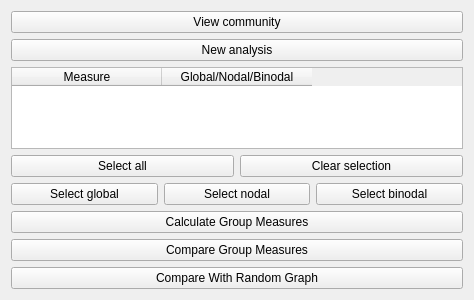
Above: braphy/gui/ui_files/start_analysis_widget.ui from softmatterlab/Braph-2.0-Python before the change. Below: the same form after it.
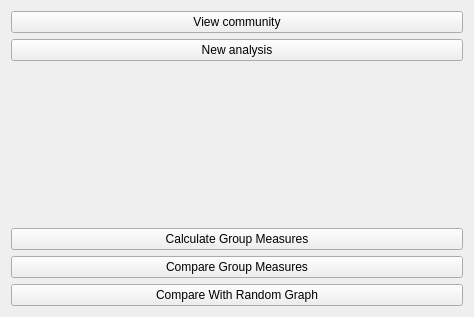
That is the form after the change. Custom widgets are drawn as their Qt base class.

Commit message: Extract graph measures to separate widget

```diff
--- a/braphy/gui/ui_files/start_analysis_widget.ui
+++ b/braphy/gui/ui_files/start_analysis_widget.ui
@@ -7,7 +7,7 @@
     <x>0</x>
     <y>0</y>
     <width>474</width>
-    <height>300</height>
+    <height>317</height>
    </rect>
   </property>
   <property name="windowTitle">
@@ -34,67 +34,7 @@
       </widget>
      </item>
      <item>
-      <widget class="QTableWidget" name="tableWidget">
-       <attribute name="horizontalHeaderCascadingSectionResizes">
-        <bool>false</bool>
-       </attribute>
-       <attribute name="horizontalHeaderDefaultSectionSize">
-        <number>150</number>
-       </attribute>
-       <column>
-        <property name="text">
-         <string>Measure</string>
-        </property>
-       </column>
-       <column>
-        <property name="text">
-         <string>Global/Nodal/Binodal</string>
-        </property>
-       </column>
-      </widget>
-     </item>
-     <item>
-      <layout class="QGridLayout" name="gridLayout">
-       <item row="0" column="1">
-        <widget class="QPushButton" name="btnClearSelection">
-         <property name="text">
-          <string>Clear selection</string>
-         </property>
-        </widget>
-       </item>
-       <item row="0" column="0">
-        <widget class="QPushButton" name="btnSelectAll">
-         <property name="text">
-          <string>Select all</string>
-         </property>
-        </widget>
-       </item>
-      </layout>
-     </item>
-     <item>
-      <layout class="QGridLayout" name="gridLayout_3">
-       <item row="0" column="0">
-        <widget class="QPushButton" name="btnSelectGlobal">
-         <property name="text">
-          <string>Select global</string>
-         </property>
-        </widget>
-       </item>
-       <item row="0" column="1">
-        <widget class="QPushButton" name="btnSelectNodal">
-         <property name="text">
-          <string>Select nodal</string>
-         </property>
-        </widget>
-       </item>
-       <item row="0" column="2">
-        <widget class="QPushButton" name="btnSelectBinodal">
-         <property name="text">
-          <string>Select binodal</string>
-         </property>
-        </widget>
-       </item>
-      </layout>
+      <widget class="GraphMeasuresVerticalWidget" name="graphMeasuresWidget" native="true"/>
      </item>
      <item>
       <spacer name="verticalSpacer">
@@ -137,6 +77,14 @@
    </item>
   </layout>
  </widget>
+ <customwidgets>
+  <customwidget>
+   <class>GraphMeasuresVerticalWidget</class>
+   <extends>QWidget</extends>
+   <header>braphy.gui.widgets.graph_measures_vertical_widget</header>
+   <container>1</container>
+  </customwidget>
+ </customwidgets>
  <resources/>
  <connections/>
 </ui>
```
The commit also changes 5 other files.
